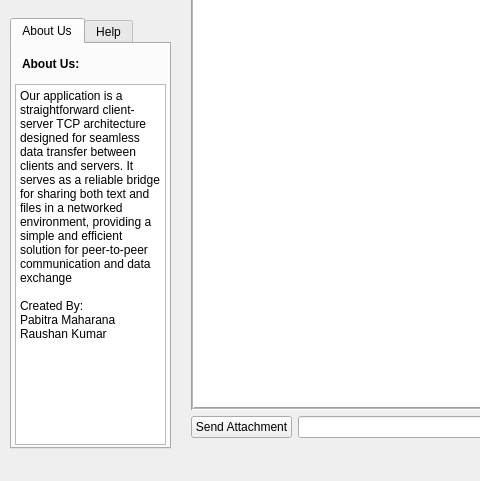
Old version of the form QTCPServer/mainwindow.ui in the repository Raj-pro/file-transfer-application-using-qt; both pictures show x 0 to 480 and y 118 to 599 of the 876 by 599 pixel window.
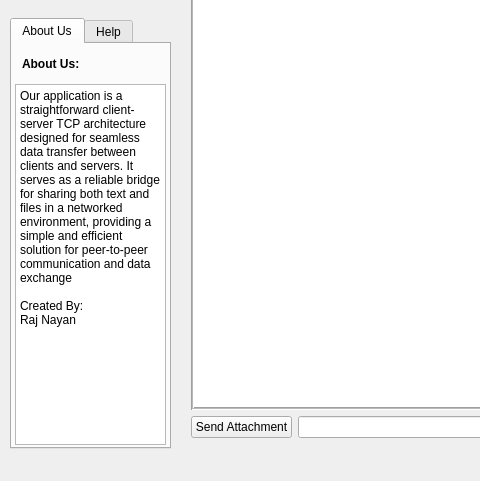
New version of the form.

What changed in the file:
```diff
--- a/QTCPServer/mainwindow.ui
+++ b/QTCPServer/mainwindow.ui
@@ -46,8 +46,7 @@
        <string>Our application is a straightforward client-server TCP architecture designed for seamless data transfer between clients and servers. It serves as a reliable bridge for sharing both text and files in a networked environment, providing a simple and efficient solution for peer-to-peer communication and data exchange
 
 Created By:
-Pabitra Maharana
-Raushan Kumar
+Raj Nayan
 </string>
       </property>
      </widget>
```
